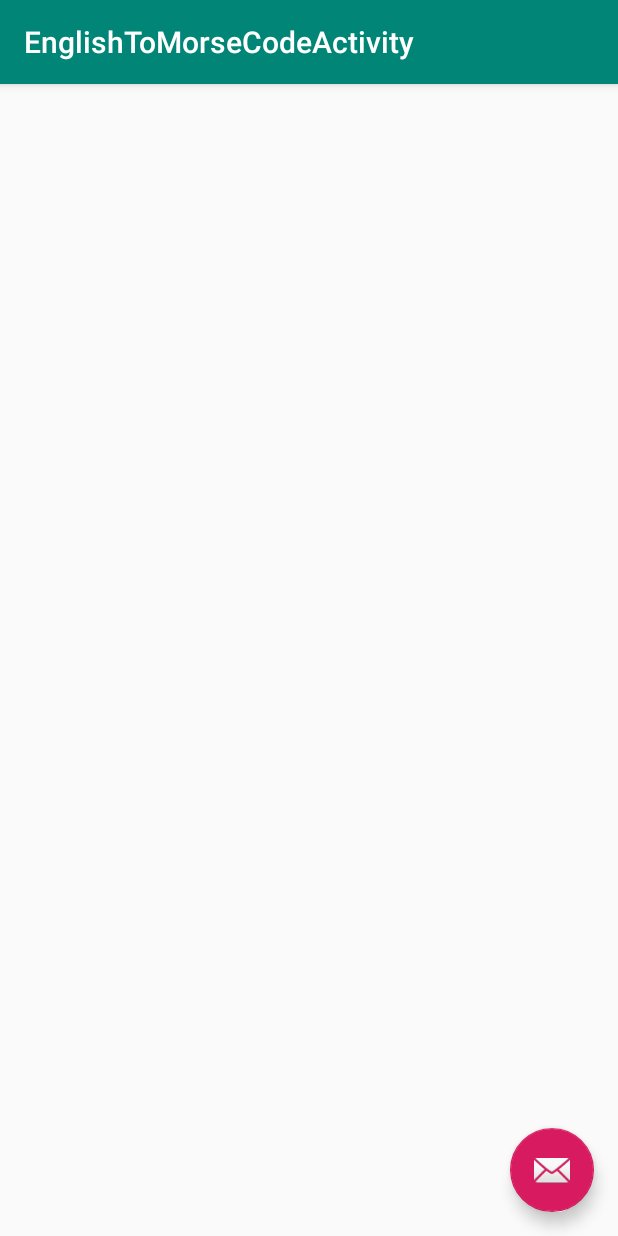
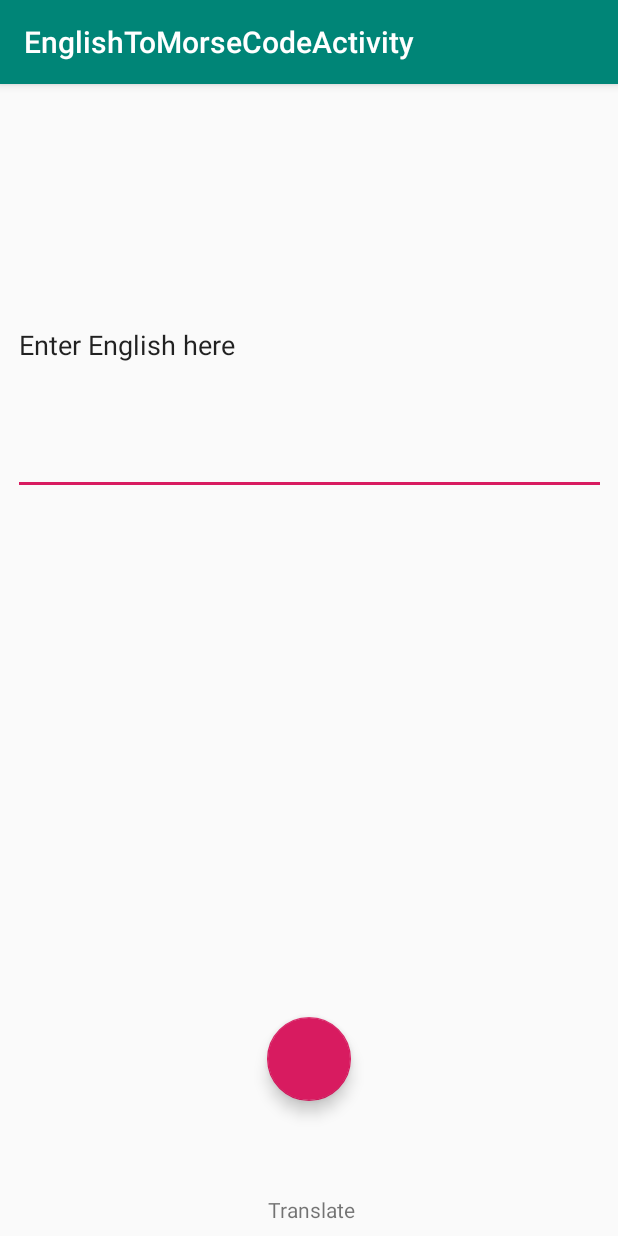
Before and after one commit to rubin-labs/CS2063Project, an Android app: the EnglishToMorseCodeActivity screen opened directly, with no data from a screen before it, on a phone screen of 412 x 824 dp. Run offline under Robolectric (Android 15) with nearby library versions, the phone set to English and light mode, and no system bars.

Commit message:
add e2m functionality (#11)

```diff
--- a/app/src/main/java/com/rubinlabs/morsecode/EnglishToMorseCodeActivity.java
+++ b/app/src/main/java/com/rubinlabs/morsecode/EnglishToMorseCodeActivity.java
@@ -6,6 +6,8 @@ import android.support.design.widget.Snackbar;
 import android.support.v7.app.AppCompatActivity;
 import android.support.v7.widget.Toolbar;
 import android.view.View;
+import android.widget.EditText;
+import android.widget.TextView;
 
 public class EnglishToMorseCodeActivity extends AppCompatActivity {
 
@@ -16,12 +18,21 @@ public class EnglishToMorseCodeActivity extends AppCompatActivity {
         Toolbar toolbar = findViewById(R.id.toolbar);
         setSupportActionBar(toolbar);
 
-        FloatingActionButton fab = findViewById(R.id.fab);
-        fab.setOnClickListener(new View.OnClickListener() {
+        // Content of Activity
+        EditText e2mInput = findViewById(R.id.e2mInputTextView);
+        TextView e2mOutput = findViewById(R.id.e2mOutputTextView);
+        FloatingActionButton translateButton = findViewById(R.id.translateButton);
+
+        // Create Morse Code Translator Engine
+        MorseCodeTranslator mctEngine = MorseCodeTranslator.getInstance();
+
+        translateButton.setOnClickListener(new View.OnClickListener() {
             @Override
             public void onClick(View view) {
-                Snackbar.make(view, "Replace with your own action", Snackbar.LENGTH_LONG)
-                        .setAction("Action", null).show();
+                String myInput = e2mInput.getText().toString();
+                myInput = mctEngine.englishWordToMorseWord(myInput);
+                e2mOutput.setText(myInput);
+
             }
         });
     }
--- a/app/src/main/java/com/rubinlabs/morsecode/MorseCodeToEnglishActivity.java
+++ b/app/src/main/java/com/rubinlabs/morsecode/MorseCodeToEnglishActivity.java
@@ -4,7 +4,6 @@ import android.annotation.SuppressLint;
 import android.content.Context;
 import android.os.Bundle;
 import android.support.design.widget.FloatingActionButton;
-import android.support.design.widget.Snackbar;
 import android.support.v7.app.AppCompatActivity;
 import android.support.v7.widget.Toolbar;
 import android.view.MotionEvent;
@@ -13,8 +12,6 @@ import android.view.inputmethod.InputMethodManager;
 import android.widget.Button;
 import android.widget.EditText;
 import android.widget.TextView;
-
-import static android.icu.lang.UCharacter.GraphemeClusterBreak.T;
 
 public class MorseCodeToEnglishActivity extends AppCompatActivity {
 
@@ -27,8 +24,8 @@ public class MorseCodeToEnglishActivity extends AppCompatActivity {
         setSupportActionBar(toolbar);
 
         // content
-        EditText morse_edittext = findViewById(R.id.morseTextView);
-        TextView english_textview = findViewById(R.id.englishTextView);
+        EditText morse_edittext = findViewById(R.id.m2eInputTextView);
+        TextView english_textview = findViewById(R.id.m2eOutputTextView);
         FloatingActionButton morse_btn = findViewById(R.id.morseButton);
         Button char_btn = findViewById(R.id.nextCharacterButton);
         Button word_btn = findViewById(R.id.nextWordButton);
--- a/app/src/main/res/layout/activity_english_to_morse_code.xml
+++ b/app/src/main/res/layout/activity_english_to_morse_code.xml
@@ -22,12 +22,4 @@
 
     <include layout="@layout/content_english_to_morse_code" />
 
-    <android.support.design.widget.FloatingActionButton
-        android:id="@+id/fab"
-        android:layout_width="wrap_content"
-        android:layout_height="wrap_content"
-        android:layout_gravity="bottom|end"
-        android:layout_margin="@dimen/fab_margin"
-        app:srcCompat="@android:drawable/ic_dialog_email" />
-
 </android.support.design.widget.CoordinatorLayout>
--- a/app/src/main/res/layout/content_english_to_morse_code.xml
+++ b/app/src/main/res/layout/content_english_to_morse_code.xml
@@ -8,4 +8,55 @@
     tools:context=".EnglishToMorseCodeActivity"
     tools:showIn="@layout/activity_english_to_morse_code">
 
+    <EditText
+        android:id="@+id/e2mInputTextView"
+        android:layout_width="395dp"
+        android:layout_height="200dp"
+        android:text="Enter English here"
+        app:layout_constraintBottom_toTopOf="@+id/e2mOutputTextView"
+        app:layout_constraintEnd_toEndOf="parent"
+        app:layout_constraintHorizontal_bias="0.5"
+        app:layout_constraintStart_toStartOf="parent"
+        app:layout_constraintTop_toTopOf="parent" />
+
+    <TextView
+        android:id="@+id/e2mOutputTextView"
+        android:layout_width="395dp"
+        android:layout_height="200dp"
+        app:layout_constraintBottom_toTopOf="@+id/translateButton"
+        app:layout_constraintEnd_toEndOf="parent"
+        app:layout_constraintHorizontal_bias="0.5"
+        app:layout_constraintStart_toStartOf="parent"
+        app:layout_constraintTop_toBottomOf="@+id/e2mInputTextView" />
+
+    <android.support.design.widget.FloatingActionButton
+        android:id="@+id/translateButton"
+        android:layout_width="wrap_content"
+        android:layout_height="wrap_content"
+        android:layout_marginStart="8dp"
+        android:layout_marginTop="567dp"
+        android:layout_marginEnd="8dp"
+        android:layout_marginBottom="8dp"
+        android:clickable="true"
+        app:layout_constraintBottom_toTopOf="@+id/textView2"
+        app:layout_constraintEnd_toEndOf="parent"
+        app:layout_constraintHorizontal_bias="0.5"
+        app:layout_constraintStart_toStartOf="parent"
+        app:layout_constraintTop_toTopOf="parent"
+        app:srcCompat="?attr/colorAccent" />
+
+    <TextView
+        android:id="@+id/textView2"
+        android:layout_width="wrap_content"
+        android:layout_height="wrap_content"
+        android:layout_marginStart="8dp"
+        android:layout_marginEnd="8dp"
+        android:layout_marginBottom="8dp"
+        android:text="Translate"
+        app:layout_constraintBottom_toBottomOf="parent"
+        app:layout_constraintEnd_toEndOf="parent"
+        app:layout_constraintHorizontal_bias="0.505"
+        app:layout_constraintStart_toStartOf="parent" />
+
+
 </android.support.constraint.ConstraintLayout>
--- a/app/src/main/res/layout/content_morse_code_to_english.xml
+++ b/app/src/main/res/layout/content_morse_code_to_english.xml
@@ -9,24 +9,24 @@
     tools:showIn="@layout/activity_morse_code_to_english">
 
     <EditText
-        android:id="@+id/morseTextView"
+        android:id="@+id/m2eInputTextView"
         android:layout_width="395dp"
         android:layout_height="200dp"
-        app:layout_constraintBottom_toTopOf="@+id/englishTextView"
+        app:layout_constraintBottom_toTopOf="@+id/morseOutputTextView"
         app:layout_constraintEnd_toEndOf="parent"
         app:layout_constraintHorizontal_bias="0.5"
         app:layout_constraintStart_toStartOf="parent"
         app:layout_constraintTop_toTopOf="parent" />
 
     <TextView
-        android:id="@+id/englishTextView"
+        android:id="@+id/m2eOutputTextView"
         android:layout_width="395dp"
         android:layout_height="200dp"
         app:layout_constraintBottom_toTopOf="@+id/morseButton"
         app:layout_constraintEnd_toEndOf="parent"
         app:layout_constraintHorizontal_bias="0.5"
         app:layout_constraintStart_toStartOf="parent"
-        app:layout_constraintTop_toBottomOf="@+id/morseTextView" />
+        app:layout_constraintTop_toBottomOf="@+id/englishInputTextView" />
 
     <android.support.design.widget.FloatingActionButton
         android:id="@+id/morseButton"
--- a/build.gradle
+++ b/build.gradle
@@ -7,7 +7,7 @@ buildscript {
 
     }
     dependencies {
-        classpath 'com.android.tools.build:gradle:3.3.0'
+        classpath 'com.android.tools.build:gradle:3.3.2'
 
         // NOTE: Do not place your application dependencies here; they belong
         // in the individual module build.gradle files
```
